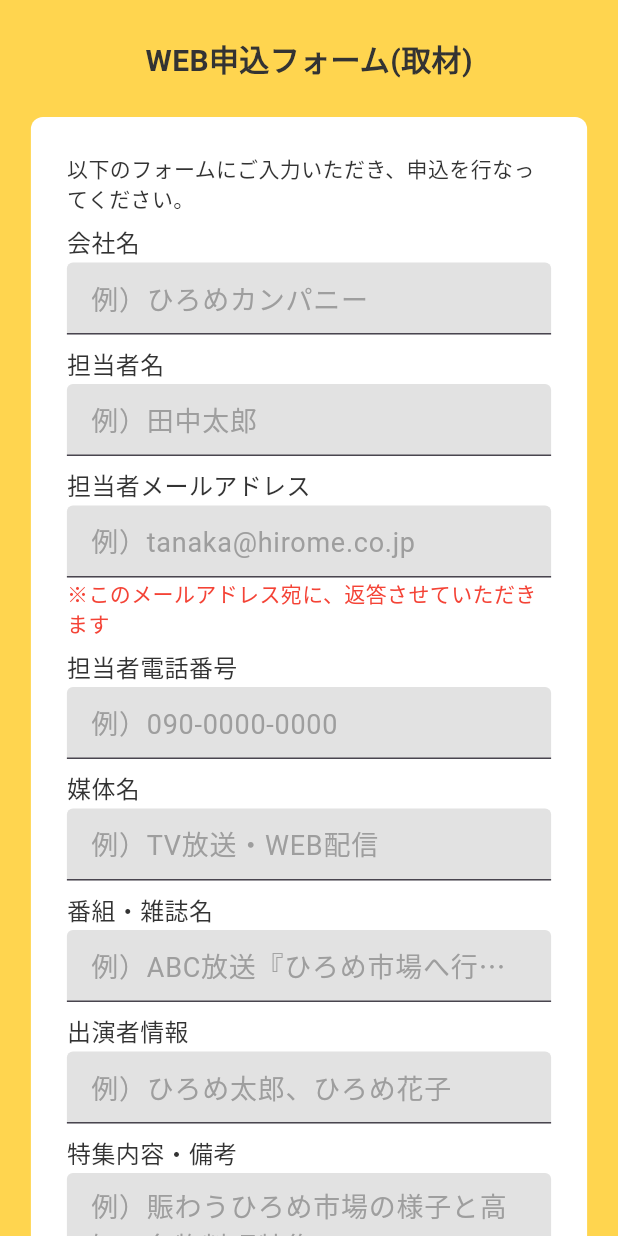
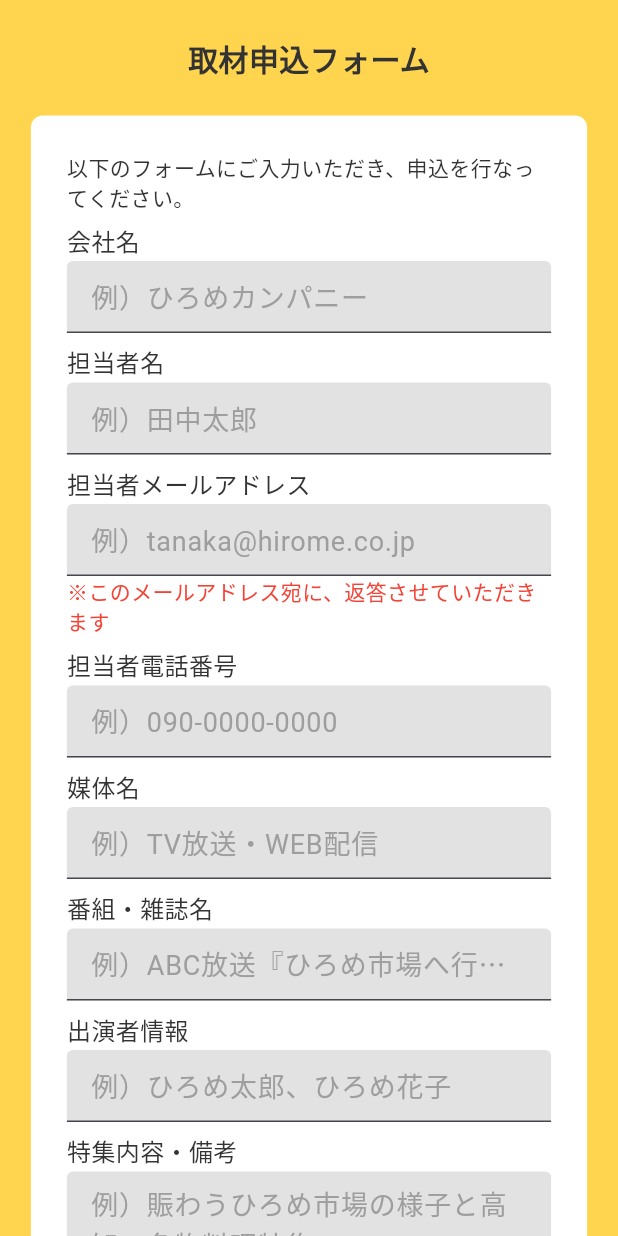
Before and after one commit to agora-creation/miel_work_request_interview_web, a Flutter app: the screen it shows after launch, on a phone screen of 412 x 824 dp. Run offline on Flutter 3.47's test engine with Material 3 defaults, Android fonts, the phone set to English and light mode, and no system bars; our stand-ins replace calendar_date_picker2, cloud_firestore, firebase_auth, firebase_core, firebase_messaging, flutter_local_notifications and 4 more; missing offline and left inert: alert_banner, common_utils; accounts and stored records are empty; Roboto replaces fonts that are missing (SourceHanSansJP-Bold, SourceHanSansJP-Regular).

Commit message:
20241009 commit

```diff
--- a/lib/main.dart
+++ b/lib/main.dart
@@ -48,7 +48,7 @@ class MyApp extends StatelessWidget {
         ],
         supportedLocales: const [Locale('ja')],
         locale: const Locale('ja'),
-        title: 'ひろめWORK - WEB申込フォーム(取材)',
+        title: 'ひろめWORK - 取材申込フォーム',
         theme: customTheme(),
         home: const Step1Screen(),
       ),
--- a/lib/screens/step1.dart
+++ b/lib/screens/step1.dart
@@ -57,7 +57,7 @@ class _Step1ScreenState extends State<Step1Screen> {
             children: [
               const SizedBox(height: 24),
               const Text(
-                'WEB申込フォーム(取材)',
+                '取材申込フォーム',
                 style: TextStyle(
                   fontSize: 20,
                   fontWeight: FontWeight.bold,
--- a/lib/screens/step2.dart
+++ b/lib/screens/step2.dart
@@ -95,7 +95,7 @@ class _Step2ScreenState extends State<Step2Screen> {
             children: [
               const SizedBox(height: 24),
               const Text(
-                'WEB申込フォーム(取材)',
+                '取材申込フォーム',
                 style: TextStyle(
                   fontSize: 20,
                   fontWeight: FontWeight.bold,
--- a/lib/screens/step3.dart
+++ b/lib/screens/step3.dart
@@ -21,7 +21,7 @@ class _Step3ScreenState extends State<Step3Screen> {
           children: [
             const SizedBox(height: 24),
             const Text(
-              'WEB申込フォーム(取材)',
+              '取材申込フォーム',
               style: TextStyle(
                 fontSize: 20,
                 fontWeight: FontWeight.bold,
```
Also changed, not shown: lib/models/request_interview.dart (+13 -0 lines), 1 other file.
